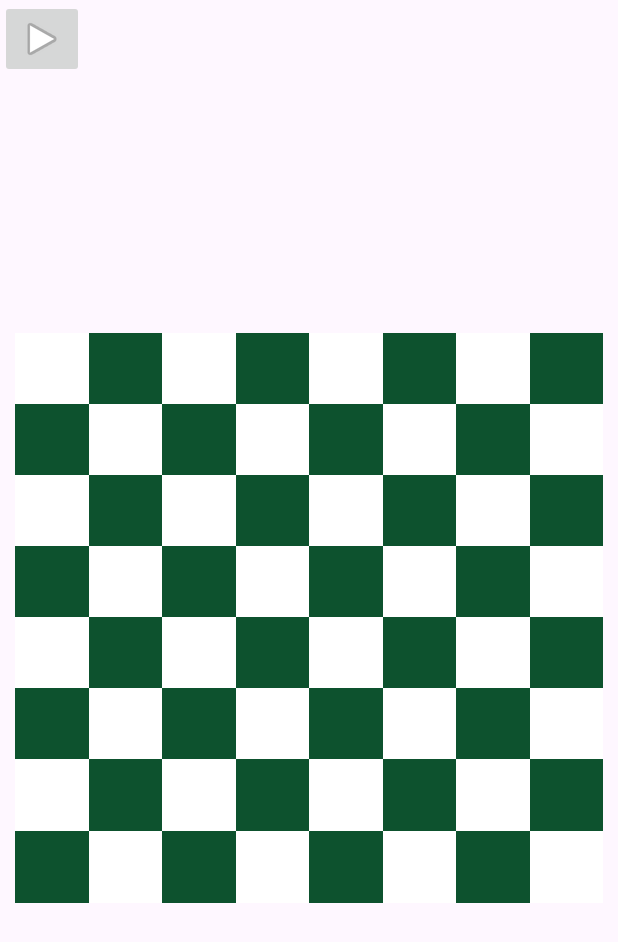
After one commit to SamvelGhazakhetsyan/ChessMorph, an Android app: the Board screen opened directly, with no data from a screen before it, on a phone screen of 412 x 824 dp. The commit adds this screen. Shown: the top 942 px of the screen. Run offline under Robolectric (Android 15) with nearby library versions, the phone set to English and light mode, and no system bars.

Commit message:
first board

```diff
--- /dev/null
+++ b/app/src/main/java/com/example/chessmorph_proj/Board.java
@@ -0,0 +1,76 @@
+package com.example.chessmorph_proj;
+
+import android.content.Intent;
+import android.content.pm.ActivityInfo;
+import android.os.Bundle;
+import android.view.View;
+import android.widget.Button;
+import android.widget.GridLayout;
+
+import androidx.activity.EdgeToEdge;
+import androidx.appcompat.app.AppCompatActivity;
+import androidx.core.graphics.Insets;
+import androidx.core.view.ViewCompat;
+import androidx.core.view.WindowInsetsCompat;
+
+public class Board extends AppCompatActivity {
+
+    // Размер доски
+    private static final int BOARD_SIZE = 8;
+
+    @Override
+    protected void onCreate(Bundle savedInstanceState) {
+        super.onCreate(savedInstanceState);
+        setRequestedOrientation(ActivityInfo.SCREEN_ORIENTATION_PORTRAIT); //ориентация вертикальная
+
+        setContentView(R.layout.activity_board);  // Убедитесь, что у вас есть соответствующий layout файл
+
+        // Получаем GridLayout из layout
+        GridLayout gridLayout = findViewById(R.id.chessBoard); // Используйте правильный ID для GridLayout
+
+        // Устанавливаем количество строк и столбцов
+        gridLayout.setRowCount(BOARD_SIZE);
+        gridLayout.setColumnCount(BOARD_SIZE);
+
+        // Создаем и добавляем клетки в GridLayout
+        for (int row = 0; row < BOARD_SIZE; row++) {
+            for (int col = 0; col < BOARD_SIZE; col++) {
+                Button cell = new Button(this);
+
+                // Вычисляем цвет клетки: черный или белый
+                if ((row + col) % 2 == 0) {
+                    cell.setBackgroundColor(getResources().getColor(android.R.color.white)); // Белый
+                } else {
+                    cell.setBackgroundColor(getResources().getColor(R.color.green)); // Черный
+                }
+
+                // Устанавливаем размеры кнопки, чтобы они занимали одинаковое пространство
+                GridLayout.LayoutParams params = new GridLayout.LayoutParams();
+                params.width = 0;
+                params.height = 0;
+                params.rowSpec = GridLayout.spec(row, 1f);  // Растягиваем кнопку на всю ширину
+                params.columnSpec = GridLayout.spec(col, 1f);  // Растягиваем кнопку на всю высоту
+
+                // Добавляем кнопку в gridLayout
+                cell.setLayoutParams(params);
+                gridLayout.addView(cell);
+
+                // Обработчик клика по клетке (для примера можно просто сменить цвет)
+                final int finalRow = row;
+                final int finalCol = col;
+                cell.setOnClickListener(v -> {
+                    // Просто меняем цвет клетки при нажатии
+                    if ((finalRow + finalCol) % 2 == 0) {
+                        cell.setBackgroundColor(getResources().getColor(android.R.color.white));
+                    } else {
+                        cell.setBackgroundColor(getResources().getColor(R.color.green));
+                    }
+                });
+            }
+        }
+    }
+    public void backToMenu(View view) {
+        startActivity(new Intent(getApplicationContext(),MainActivity.class));
+        finish();
+    }
+}
--- a/app/src/main/java/com/example/chessmorph_proj/Login.java
+++ b/app/src/main/java/com/example/chessmorph_proj/Login.java
@@ -2,6 +2,7 @@ package com.example.chessmorph_proj;
 
 import android.content.DialogInterface;
 import android.content.Intent;
+import android.content.pm.ActivityInfo;
 import android.os.Bundle;
 import android.text.TextUtils;
 import android.view.View;
@@ -26,6 +27,10 @@ import com.google.firebase.auth.AuthResult;
 import com.google.firebase.auth.FirebaseAuth;
 
 public class Login extends AppCompatActivity {
+
+    public boolean isguest=false;
+
+
     EditText mEmail,mPassword;
     Button mLogBtn;
     TextView mForReg,mForgotPass;
@@ -34,6 +39,7 @@ public class Login extends AppCompatActivity {
     @Override
     protected void onCreate(Bundle savedInstanceState) {
         super.onCreate(savedInstanceState);
+        setRequestedOrientation(ActivityInfo.SCREEN_ORIENTATION_PORTRAIT); //ориентация вертикальная
         EdgeToEdge.enable(this);
         setContentView(R.layout.activity_login);
         ViewCompat.setOnApplyWindowInsetsListener(findViewById(R.id.main), (v, insets) -> {
--- a/app/src/main/java/com/example/chessmorph_proj/MainActivity.java
+++ b/app/src/main/java/com/example/chessmorph_proj/MainActivity.java
@@ -1,6 +1,7 @@
 package com.example.chessmorph_proj;
 
 import android.content.Intent;
+import android.content.pm.ActivityInfo;
 import android.os.Bundle;
 import android.view.View;
 
@@ -17,6 +18,7 @@ public class MainActivity extends AppCompatActivity {
     @Override
     protected void onCreate(Bundle savedInstanceState) {
         super.onCreate(savedInstanceState);
+        setRequestedOrientation(ActivityInfo.SCREEN_ORIENTATION_PORTRAIT); //ориентация вертикальная
         EdgeToEdge.enable(this);
         setContentView(R.layout.activity_main);
         ViewCompat.setOnApplyWindowInsetsListener(findViewById(R.id.main), (v, insets) -> {
@@ -30,4 +32,8 @@ public class MainActivity extends AppCompatActivity {
         startActivity(new Intent(getApplicationContext(),Register.class));
         finish();
     }
+    public void play(View view) {
+        startActivity(new Intent(getApplicationContext(),Board.class));
+        finish();
+    }
 }
--- /dev/null
+++ b/app/src/main/res/layout/activity_board.xml
@@ -0,0 +1,27 @@
+<?xml version="1.0" encoding="utf-8"?>
+<androidx.constraintlayout.widget.ConstraintLayout xmlns:android="http://schemas.android.com/apk/res/android"
+    xmlns:app="http://schemas.android.com/apk/res-auto"
+    xmlns:tools="http://schemas.android.com/tools"
+    android:id="@+id/main"
+    android:layout_width="match_parent"
+    android:layout_height="match_parent"
+    tools:context=".Board">
+
+    <GridLayout
+        android:id="@+id/chessBoard"
+        android:layout_width="match_parent"
+        android:layout_height="400sp"
+        android:orientation="horizontal"
+        android:padding="10sp"
+        app:layout_constraintBottom_toBottomOf="parent"
+        app:layout_constraintTop_toTopOf="parent" />
+
+    <ImageButton
+        android:id="@+id/imageButton"
+        android:layout_width="wrap_content"
+        android:layout_height="wrap_content"
+        app:layout_constraintStart_toStartOf="parent"
+        app:layout_constraintTop_toTopOf="parent"
+        app:srcCompat="@android:drawable/ic_media_play"
+        android:onClick="backToMenu"/>
+</androidx.constraintlayout.widget.ConstraintLayout>
--- a/app/src/main/res/values/colors.xml
+++ b/app/src/main/res/values/colors.xml
@@ -2,4 +2,5 @@
 <resources>
     <color name="black">#FF000000</color>
     <color name="white">#FFFFFFFF</color>
+    <color name="green">#0d522e</color>
 </resources>
```
Also changed, not shown: app/src/main/AndroidManifest.xml (+11 -2 lines), app/src/main/java/com/example/chessmorph_proj/Register.java (+13 -1 lines), app/src/main/res/layout/activity_main.xml (+11 -0 lines).
